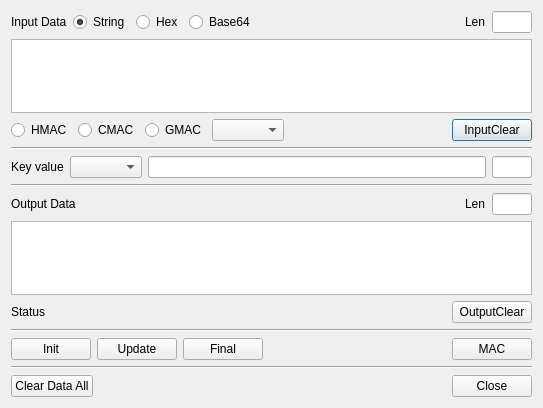
Before: the Qt Designer form BerEditor/gen_mac_dlg.ui in jykim74/BerEditor, drawn with Qt 5.
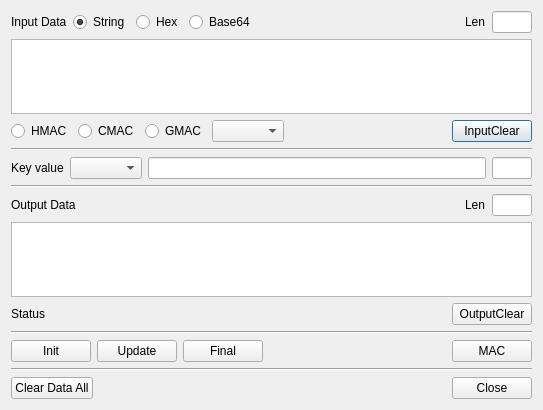
After: the same form once the commit is applied.

The edit to the form file:
```diff
--- a/BerEditor/gen_mac_dlg.ui
+++ b/BerEditor/gen_mac_dlg.ui
@@ -7,7 +7,7 @@
     <x>0</x>
     <y>0</y>
     <width>543</width>
-    <height>408</height>
+    <height>410</height>
    </rect>
   </property>
   <property name="windowTitle">
```
Left out of the diff: 6 changed lines with no effect on the pictures.
